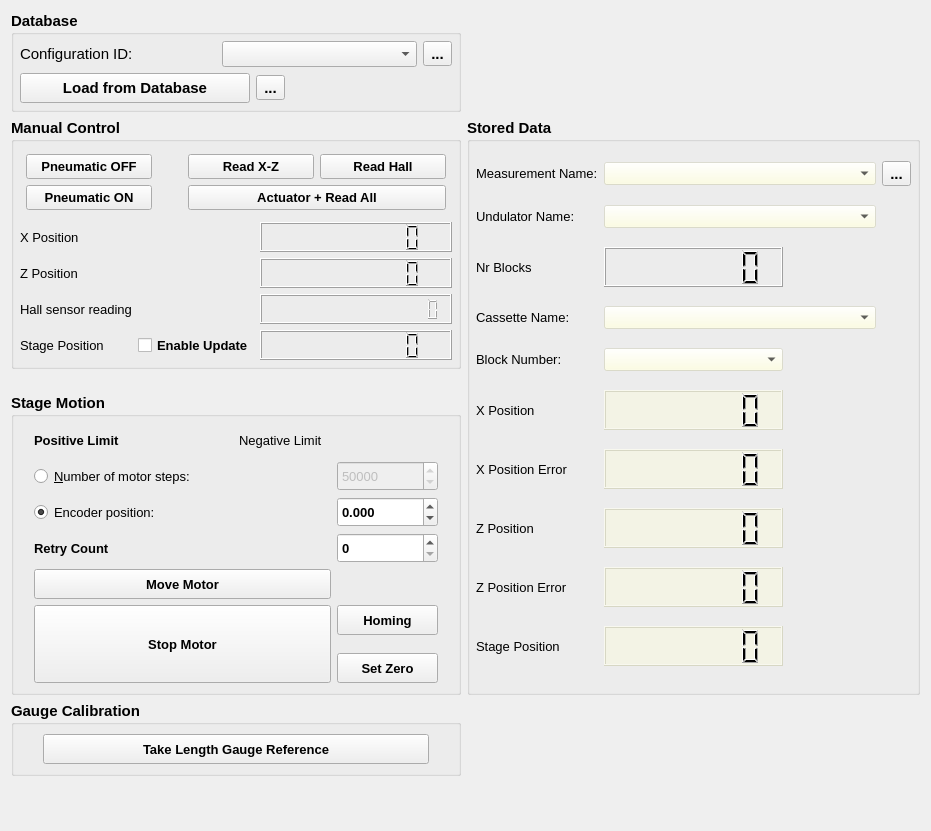
First picture: the form in deltabench/gui/ui/measurementwidget.ui, repository lnls-ima/delta-assembly-bench, before the edit.
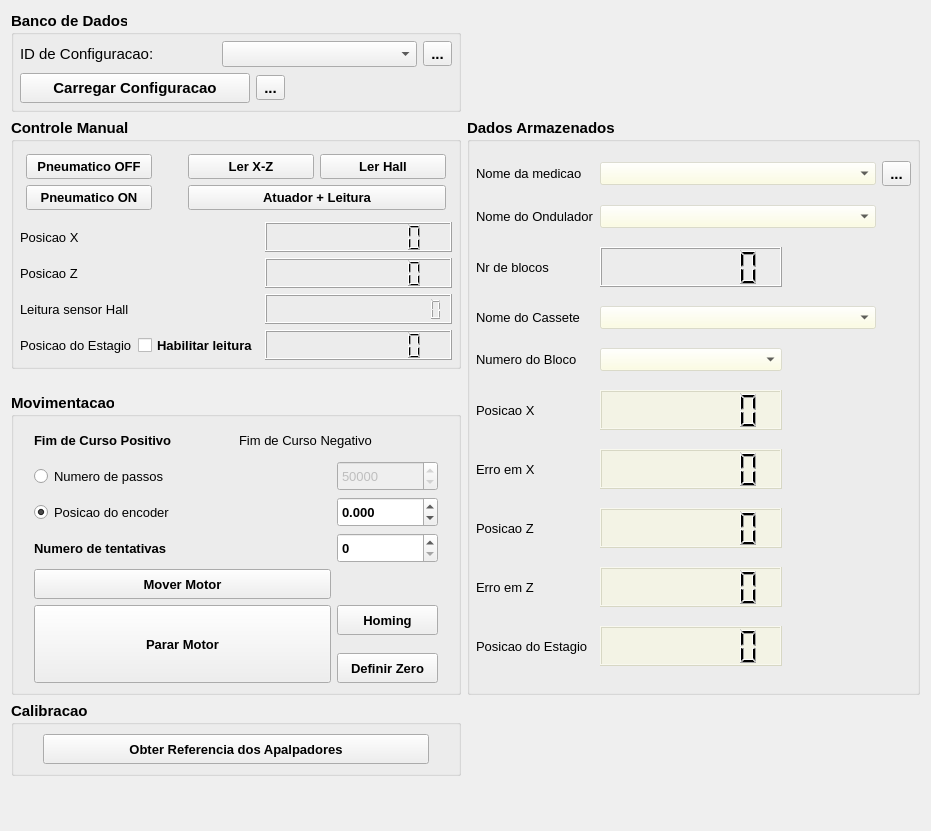
Second picture: the form after the edit. Icons and pictures are not drawn.

Commit message:
Translate main widgets labels and messages to portuguese
This is important since maybe not all of the GUI users will
be comfortable with using it in english.

```diff
--- a/deltabench/gui/ui/measurementwidget.ui
+++ b/deltabench/gui/ui/measurementwidget.ui
@@ -46,7 +46,7 @@
       </font>
      </property>
      <property name="title">
-      <string>Stored Data</string>
+      <string>Dados Armazenados</string>
      </property>
      <layout class="QGridLayout" name="gridLayout_6">
       <property name="leftMargin">
@@ -116,7 +116,7 @@
          </font>
         </property>
         <property name="text">
-         <string>Cassette Name:</string>
+         <string>Nome do Cassete</string>
         </property>
        </widget>
       </item>
@@ -130,7 +130,7 @@
          </font>
         </property>
         <property name="text">
-         <string>Block Number:</string>
+         <string>Numero do Bloco</string>
         </property>
        </widget>
       </item>
@@ -168,7 +168,7 @@
          </font>
         </property>
         <property name="text">
-         <string>Nr Blocks</string>
+         <string>Nr de blocos</string>
         </property>
        </widget>
       </item>
@@ -244,7 +244,7 @@
          </font>
         </property>
         <property name="text">
-         <string>X Position</string>
+         <string>Posicao X</string>
         </property>
        </widget>
       </item>
@@ -258,7 +258,7 @@
          </font>
         </property>
         <property name="text">
-         <string>Stage Position</string>
+         <string>Posicao do Estagio</string>
         </property>
        </widget>
       </item>
@@ -317,7 +317,7 @@
          </font>
         </property>
         <property name="text">
-         <string>Z Position</string>
+         <string>Posicao Z</string>
         </property>
        </widget>
       </item>
@@ -331,7 +331,7 @@
          </font>
         </property>
         <property name="text">
-         <string>Measurement Name:</string>
+         <string>Nome da medicao</string>
         </property>
        </widget>
       </item>
@@ -345,7 +345,7 @@
          </font>
         </property>
         <property name="text">
-         <string>X Position Error</string>
+         <string>Erro em X</string>
         </property>
        </widget>
       </item>
@@ -359,7 +359,7 @@
          </font>
         </property>
         <property name="text">
-         <string>Z Position Error</string>
+         <string>Erro em Z</string>
         </property>
        </widget>
       </item>
@@ -394,7 +394,7 @@
          </font>
         </property>
         <property name="text">
-         <string>Undulator Name:</string>
+         <string>Nome do Ondulador</string>
         </property>
        </widget>
       </item>
@@ -442,7 +442,7 @@
       </font>
      </property>
      <property name="title">
-      <string>Database</string>
+      <string>Banco de Dados</string>
      </property>
      <layout class="QGridLayout" name="gridLayout_5">
       <property name="leftMargin">
@@ -468,7 +468,7 @@
            </font>
           </property>
           <property name="text">
-           <string>Configuration ID:</string>
+           <string>ID de Configuracao:</string>
           </property>
          </widget>
         </item>
@@ -519,7 +519,7 @@
          </size>
         </property>
         <property name="text">
-         <string>Load from Database</string>
+         <string>Carregar Configuracao</string>
         </property>
        </widget>
       </item>
@@ -568,7 +568,7 @@
       </font>
      </property>
      <property name="title">
-      <string>Stage Motion</string>
+      <string>Movimentacao</string>
      </property>
      <layout class="QGridLayout" name="gridLayout_7">
       <property name="leftMargin">
@@ -656,7 +656,7 @@
          </font>
         </property>
         <property name="text">
-         <string>Move Motor</string>
+         <string>Mover Motor</string>
         </property>
         <property name="icon">
          <iconset>
@@ -686,7 +686,7 @@
          </font>
         </property>
         <property name="text">
-         <string>Encoder position:</string>
+         <string>Posicao do encoder</string>
         </property>
         <property name="checked">
          <bool>true</bool>
@@ -748,7 +748,7 @@
          </font>
         </property>
         <property name="text">
-         <string>&amp;Number of motor steps:</string>
+         <string>Numero de passos</string>
         </property>
        </widget>
       </item>
@@ -778,7 +778,7 @@
          </font>
         </property>
         <property name="text">
-         <string>Set Zero</string>
+         <string>Definir Zero</string>
         </property>
        </widget>
       </item>
@@ -839,7 +839,7 @@
          </font>
         </property>
         <property name="text">
-         <string>Stop Motor</string>
+         <string>Parar Motor</string>
         </property>
         <property name="icon">
          <iconset>
@@ -861,7 +861,7 @@
          </font>
         </property>
         <property name="text">
-         <string>Retry Count</string>
+         <string>Numero de tentativas</string>
         </property>
        </widget>
       </item>
@@ -883,7 +883,7 @@
            </font>
           </property>
           <property name="text">
-           <string>Negative Limit</string>
+           <string>Fim de Curso Negativo</string>
           </property>
          </widget>
         </item>
@@ -895,7 +895,7 @@
            </font>
           </property>
           <property name="text">
-           <string>Positive Limit</string>
+           <string>Fim de Curso Positivo</string>
           </property>
          </widget>
         </item>
@@ -999,7 +999,7 @@
       </font>
      </property>
      <property name="title">
-      <string>Manual Control</string>
+      <string>Controle Manual</string>
      </property>
      <layout class="QGridLayout" name="gridLayout">
       <property name="leftMargin">
@@ -1089,7 +1089,7 @@
            </font>
           </property>
           <property name="text">
-           <string>Pneumatic OFF</string>
+           <string>Pneumatico OFF</string>
           </property>
          </widget>
         </item>
@@ -1113,7 +1113,7 @@
            </font>
           </property>
           <property name="text">
-           <string>Pneumatic ON</string>
+           <string>Pneumatico ON</string>
           </property>
          </widget>
         </item>
@@ -1211,7 +1211,7 @@
            </font>
           </property>
           <property name="text">
-           <string>Actuator + Read All</string>
+           <string>Atuador + Leitura</string>
           </property>
          </widget>
         </item>
@@ -1235,7 +1235,7 @@
            </font>
           </property>
           <property name="text">
-           <string>Read Hall</string>
+           <string>Ler Hall</string>
           </property>
           <property name="icon">
            <iconset>
@@ -1269,7 +1269,7 @@
            </font>
           </property>
           <property name="text">
-           <string>Read X-Z</string>
+           <string>Ler X-Z</string>
           </property>
          </widget>
         </item>
@@ -1285,7 +1285,7 @@
          </font>
         </property>
         <property name="text">
-         <string>Z Position</string>
+         <string>Posicao Z</string>
         </property>
        </widget>
       </item>
@@ -1299,7 +1299,7 @@
          </font>
         </property>
         <property name="text">
-         <string>Hall sensor reading</string>
+         <string>Leitura sensor Hall</string>
         </property>
        </widget>
       </item>
@@ -1338,7 +1338,7 @@
          </font>
         </property>
         <property name="text">
-         <string>Stage Position</string>
+         <string>Posicao do Estagio</string>
         </property>
        </widget>
       </item>
@@ -1390,7 +1390,7 @@
          </font>
         </property>
         <property name="text">
-         <string>Enable Update</string>
+         <string>Habilitar leitura</string>
         </property>
         <property name="iconSize">
          <size>
@@ -1410,7 +1410,7 @@
          </font>
         </property>
         <property name="text">
-         <string>X Position</string>
+         <string>Posicao X</string>
         </property>
        </widget>
       </item>
@@ -1426,7 +1426,7 @@
       </font>
      </property>
      <property name="title">
-      <string>Gauge Calibration</string>
+      <string>Calibracao</string>
      </property>
      <layout class="QGridLayout" name="gridLayout_9">
       <item row="0" column="0">
@@ -1469,7 +1469,7 @@
            </font>
           </property>
           <property name="text">
-           <string>Take Length Gauge Reference</string>
+           <string>Obter Referencia dos Apalpadores</string>
           </property>
           <property name="icon">
            <iconset>
```
The commit also changes 5 other files.
